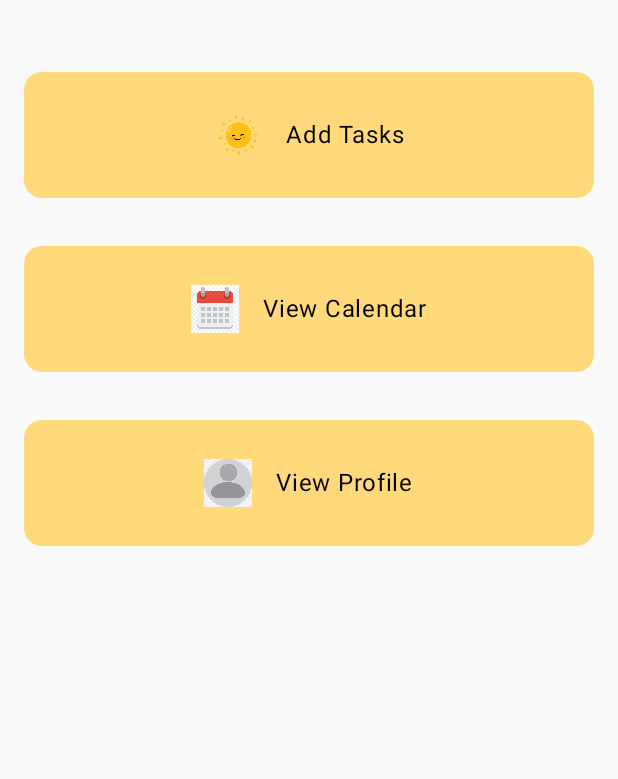
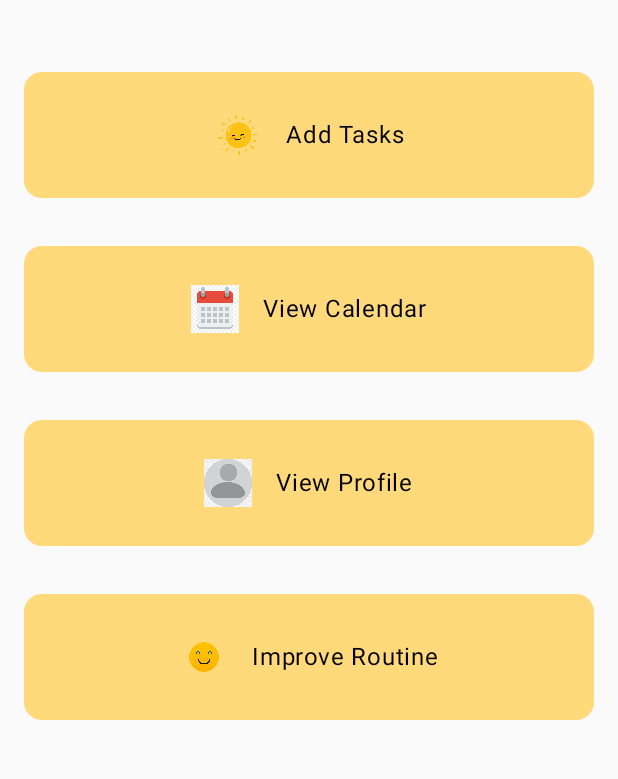
Before and after one commit to tjklint/habIT, an Android app built with Jetpack Compose: the HomeScreen screen opened through its navigation route, on a phone screen of 412 x 824 dp, the part 96-875 px from its top. Run offline under Robolectric (Android 15) with nearby library versions, the phone set to English and light mode, and no system bars; our stand-ins replace Firebase (no records; nobody signed in at launch, a user with empty details on screens opened directly); Roboto replaces fonts that are not available here.

Commit message:
Added Improve routine button in home page.

```diff
--- a/app/src/main/java/com/example/habitai/HomeScreen.kt
+++ b/app/src/main/java/com/example/habitai/HomeScreen.kt
@@ -57,6 +57,8 @@ fun HomeScreen() {
 
             // "View Profile" Button
             ButtonWithImage(text = "View Profile", imageRes = R.drawable.profile,"profile_screen",navController)
+
+            ButtonWithImage(text = "Improve Routine", imageRes = R.drawable.smiling,"task_screen",navController)
         }
     }
 }
--- a/app/src/main/java/com/example/habitai/MainActivity.kt
+++ b/app/src/main/java/com/example/habitai/MainActivity.kt
@@ -14,6 +14,8 @@ import androidx.navigation.compose.NavHost
 import androidx.navigation.compose.composable
 import androidx.navigation.compose.rememberNavController
 import com.example.habitai.ui.theme.HabITAITheme
+import com.google.android.gms.tasks.Task
+
 val LocalNavController = compositionLocalOf<NavHostController> { error("No NavController found!") }
 class MainActivity : ComponentActivity() {
     override fun onCreate(savedInstanceState: Bundle?) {
@@ -35,6 +37,10 @@ class MainActivity : ComponentActivity() {
                         composable("profile_screen"){
                             ProfileScreen()
                         }
+                        composable("task_screen"){
+                            TaskScreen()
+                        }
+
 
                     }
                 }
```
Also changed, not shown: app/src/main/res/drawable/smiling.png (added).
